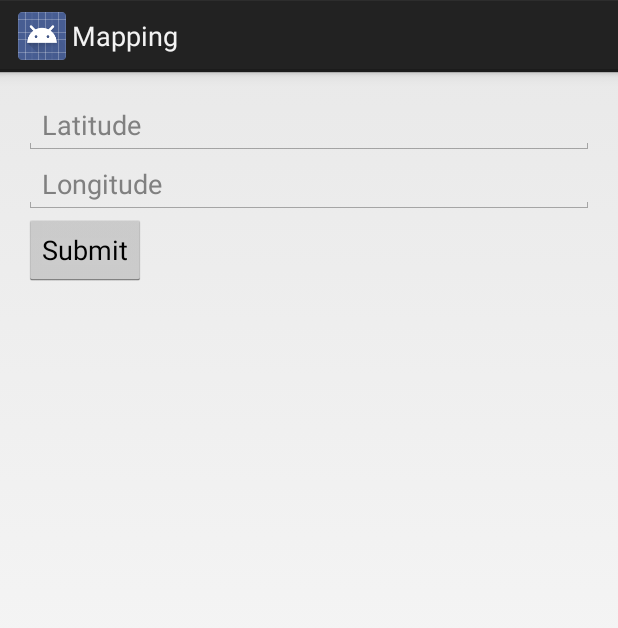
After one commit to ELRogers96/Mapping, an Android app: the SetLocationActivity screen opened directly, with no data from a screen before it, on a phone screen of 412 x 824 dp. The commit adds this screen. Shown: the top 628 px of the screen. Run offline under Robolectric (Android 15) with nearby library versions, the phone set to English and light mode, and no system bars; libraries missing offline, so code that uses them is left out: org.osmdroid.config, org.osmdroid.util, org.osmdroid.views.

Commit message:
SetLocation Activity Created ((Week 5))

```diff
--- /dev/null
+++ b/app/src/main/java/com/example/a1rogee03/mapping/SetLocationActivity.java
@@ -0,0 +1,56 @@
+package com.example.a1rogee03.mapping;
+
+import android.app.Activity;
+import org.osmdroid.config.Configuration;
+
+import android.content.Intent;
+import android.os.Bundle;
+import android.preference.PreferenceManager;
+
+import android.app.Activity;
+import android.view.Menu;
+import android.view.MenuInflater;
+import android.view.View;
+import android.view.View.OnClickListener;
+import android.widget.Button;
+import android.widget.EditText;
+
+import org.osmdroid.views.MapView;
+import org.osmdroid.util.GeoPoint;
+
+import android.view.Menu;
+import android.view.MenuInflater;
+import android.view.MenuItem;
+import android.content.Intent;
+
+
+public class SetLocationActivity extends Activity implements View.OnClickListener{
+
+    @Override
+    protected void onCreate(Bundle savedInstanceState) {
+        super.onCreate(savedInstanceState);
+
+        setContentView(R.layout.activity_set_location);
+        Button submitButton =(Button) findViewById(R.id.SubmitButton2);
+        submitButton.setOnClickListener(this);
+    }
+
+    @Override
+    public void onClick(View v) {
+        EditText LatitudeEditText = (EditText) findViewById(R.id.editText3);
+        double latitude = Double.parseDouble(LatitudeEditText.getText().toString());
+
+        EditText LongititudeEditText = (EditText) findViewById(R.id.editText4);
+        double longitude = Double.parseDouble(LongititudeEditText.getText().toString());
+
+        Bundle bundle=new Bundle();
+        bundle.putDouble("com.example.1rogee03.latitude",latitude);
+        bundle.putDouble("com.example.1rogee03.longitude",longitude);
+
+        Intent intent = new Intent();
+        intent.putExtras(bundle);
+        setResult(RESULT_OK,intent);
+        finish();
+
+    }
+}
--- /dev/null
+++ b/app/src/main/res/layout/activity_set_location.xml
@@ -0,0 +1,41 @@
+<?xml version="1.0" encoding="utf-8"?>
+<RelativeLayout xmlns:android="http://schemas.android.com/apk/res/android"
+    xmlns:tools="http://schemas.android.com/tools"
+    android:layout_width="match_parent"
+    android:layout_height="match_parent"
+    android:paddingBottom="@dimen/activity_vertical_margin"
+    android:paddingLeft="@dimen/activity_horizontal_margin"
+    android:paddingRight="@dimen/activity_horizontal_margin"
+    android:paddingTop="@dimen/activity_vertical_margin"
+    tools:context="com.example.a1rogee03.mapping.SetLocationActivity">
+
+    <EditText
+        android:layout_width="match_parent"
+        android:layout_height="wrap_content"
+        android:id="@+id/editText3"
+        android:layout_alignParentTop="true"
+        android:layout_alignParentLeft="true"
+        android:layout_alignParentStart="true"
+        android:layout_alignParentRight="true"
+        android:layout_alignParentEnd="true"
+        android:hint="@string/editText3" />
+
+    <EditText
+        android:layout_width="match_parent"
+        android:layout_height="wrap_content"
+        android:id="@+id/editText4"
+        android:layout_below="@+id/editText3"
+        android:layout_alignParentLeft="true"
+        android:layout_alignParentStart="true"
+        android:hint="@string/editText4" />
+
+    <Button
+        android:layout_width="wrap_content"
+        android:layout_height="wrap_content"
+        android:text="Submit"
+        android:id="@+id/SubmitButton2"
+        android:layout_below="@+id/editText4"
+        android:layout_alignParentLeft="true"
+        android:layout_alignParentStart="true"
+        android:hint="@string/SubmitButton2" />
+</RelativeLayout>
--- a/app/src/main/res/menu/menu_hello_map.xml
+++ b/app/src/main/res/menu/menu_hello_map.xml
@@ -2,4 +2,5 @@
 <menu
     xmlns:android="http://schemas.android.com/apk/res/android">
     <item android:id="@+id/choosemap" android:title="@string/choosemap"/>
+    <item android:id="@+id/setlocation" android:title="@string/setlocation"/>
 </menu>
--- a/app/src/main/res/values/strings.xml
+++ b/app/src/main/res/values/strings.xml
@@ -1,9 +1,13 @@
 <resources>
     <string name="app_name">Mapping</string>
     <string name="editText">Latitude</string>
-    <string name ="editText2">Longitude</string>
+    <string name="editText2">Longitude</string>
     <string name="SubmitButton">Submit</string>
     <string name="choosemap">Choose Map Style</string>
     <string name="regularview">Regular View</string>
     <string name="cyclemapview">Cycle Map</string>
+    <string name="setlocation">Set Location</string>
+    <string name="editText3">Latitude</string>
+    <string name="editText4">Longitude</string>
+    <string name="SubmitButton2">Submit</string>
 </resources>
```
Also changed, not shown: app/src/main/AndroidManifest.xml (+4 -5 lines), app/src/main/java/com/example/a1rogee03/mapping/HelloMap.java (+24 -0 lines).
